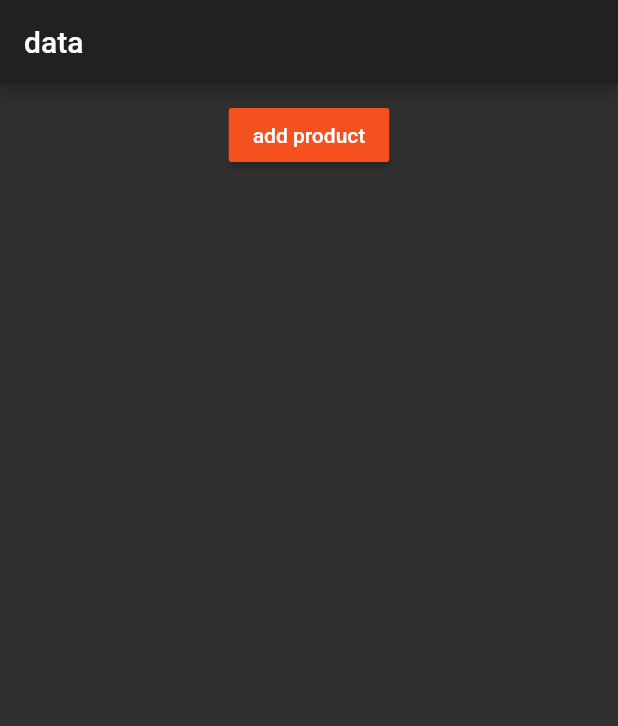
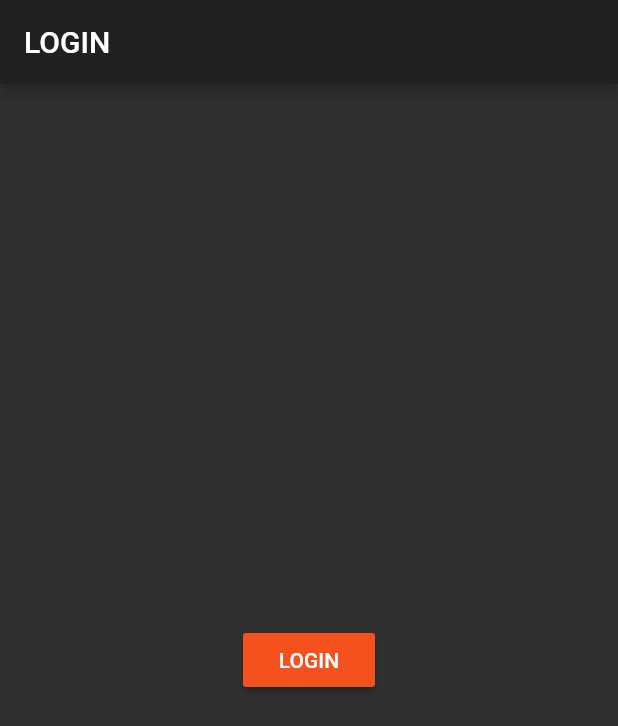
Before and after one commit to nphsu/leo, a Flutter app: the screen it shows after launch, on a phone screen of 412 x 824 dp. Shown: the top 726 px of the screen. Run offline on Flutter 3.47's test engine with Material 2 defaults, Android fonts, the phone set to English and light mode, and no system bars.

Commit message:
add login page

```diff
--- a/lib/main.dart
+++ b/lib/main.dart
@@ -1,5 +1,5 @@
 import 'package:flutter/material.dart';
-import './pages/home.dart';
+import './pages/auth.dart';
 
 void main() => runApp(MyApp());
 
@@ -11,6 +11,6 @@ class MyApp extends StatelessWidget {
             brightness: Brightness.dark,
             primarySwatch: Colors.deepOrange,
             accentColor: Colors.deepPurple),
-        home: HomePage());
+        home: AuthPage());
   }
 }
--- /dev/null
+++ b/lib/pages/auth.dart
@@ -0,0 +1,24 @@
+import 'package:flutter/material.dart';
+import './products.dart';
+
+class AuthPage extends StatelessWidget {
+  @override
+  Widget build(BuildContext context) {
+    return Scaffold(
+      appBar: AppBar(
+        title: Text('LOGIN'),
+      ),
+      body: Center(
+          child: RaisedButton(
+        child: Text('LOGIN'),
+        onPressed: () {
+          Navigator.pushReplacement(
+              context,
+              MaterialPageRoute(
+                builder: (BuildContext context) => ProductsPage(),
+              ));
+        },
+      )),
+    );
+  }
+}
--- a/lib/pages/home.dart
+++ b/lib/pages/products.dart
@@ -2,7 +2,7 @@ import 'package:flutter/material.dart';
 
 import '../product_manager.dart';
 
-class HomePage extends StatelessWidget {
+class ProductsPage extends StatelessWidget {
   @override
   Widget build(BuildContext context) {
     return Scaffold(
```
